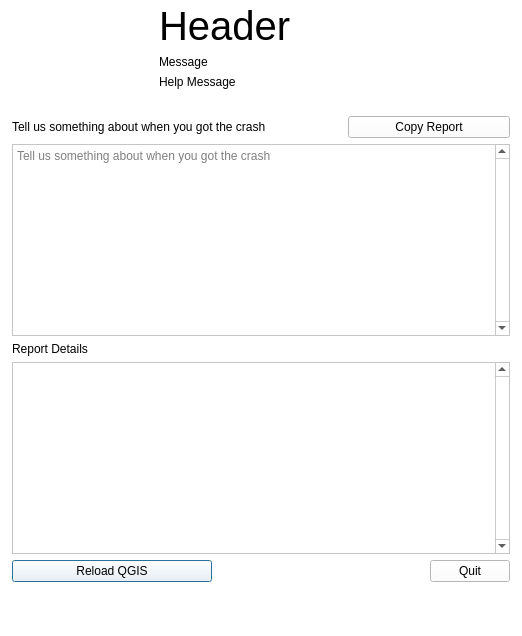
The window that src/ui/qgscrashdialog.ui (carsmie/QGIS) describes before a commit, drawn with Qt 5.
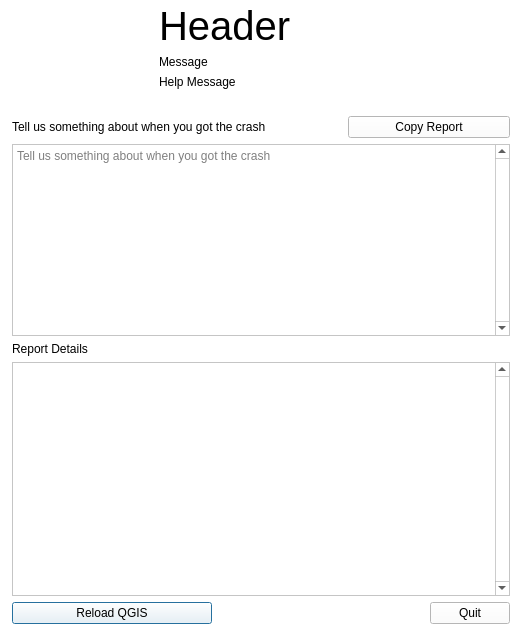
The same window after the commit. Icons and pictures are not drawn.

Commit message: crash report dialog: * get current context without an exception (eg. Ctrl+\) * use <pre> around stack * make report details expandable * what about threads?

```diff
--- a/src/ui/qgscrashdialog.ui
+++ b/src/ui/qgscrashdialog.ui
@@ -536,14 +536,14 @@
         </property>
        </widget>
       </item>
-      <item row="6" column="0" colspan="3">
+      <item row="3" column="1">
        <spacer name="verticalSpacer">
         <property name="orientation">
          <enum>Qt::Vertical</enum>
         </property>
         <property name="sizeHint" stdset="0">
          <size>
-          <width>20</width>
+          <width>0</width>
           <height>0</height>
          </size>
         </property>
```
The commit also changes 3 other files.
